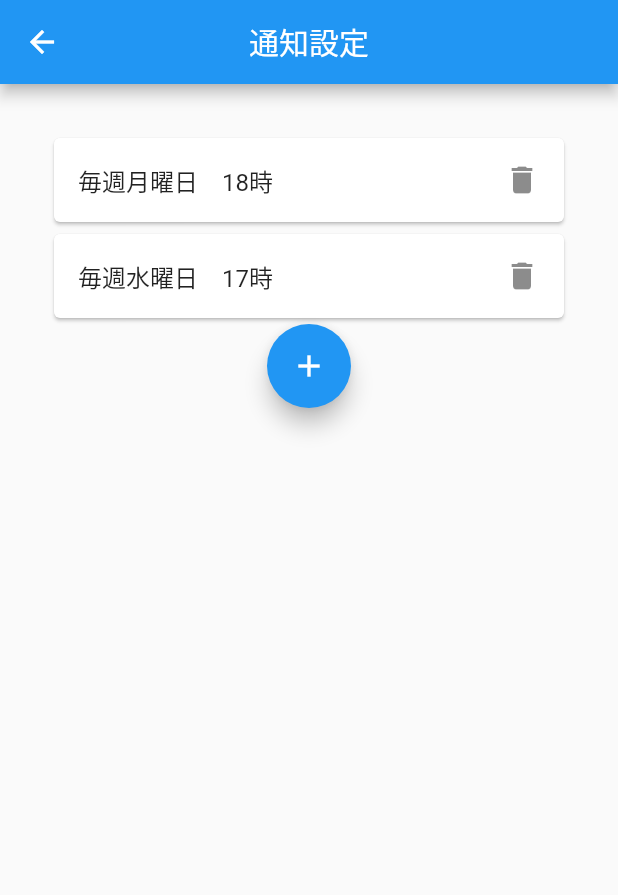
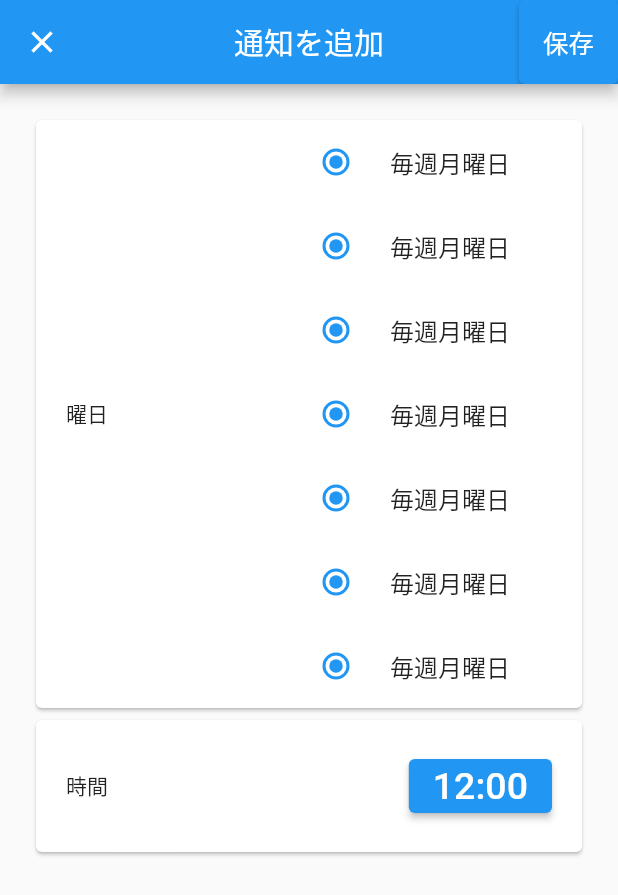
Before and after one commit to hmbl7graze/seasonal_inscription, a Flutter app: the SettingPage screen opened directly, after a tap on the "add" icon, on a phone screen of 412 x 824 dp. Shown: the top 895 px of the screen. Run offline on Flutter 3.47's test engine with Material 2 defaults, Android fonts, the phone set to English and light mode, and no system bars; our stand-ins replace flutter_hooks, flutter_sticky_header, hooks_riverpod.

Commit message:
通知追加画面を追加

```diff
--- /dev/null
+++ b/lib/custom_schedule_page.dart
@@ -0,0 +1,172 @@
+import 'package:flutter_hooks/flutter_hooks.dart';
+import 'package:hooks_riverpod/hooks_riverpod.dart';
+import 'package:flutter/material.dart';
+
+class CustomSchedulePage extends HookWidget {
+  @override
+  Widget build(BuildContext context) {
+    return Scaffold(
+      appBar: AppBar(
+        title: const Text('通知を追加'),
+        centerTitle: true,
+        actions: <Widget>[
+          ElevatedButton(
+            onPressed: () {},
+            child: const FittedBox(
+              fit: BoxFit.fitWidth,
+              child: Text(
+                '保存',
+                style: TextStyle(fontSize: 17),
+              ),
+            ),
+          )
+        ],
+      ),
+      body: Container(
+        padding: const EdgeInsets.all(20),
+        child: Center(
+          child: Column(
+            children: <Widget>[
+              _createWeekdaySelectCard(context),
+              Card(
+                child: Row(
+                  mainAxisAlignment: MainAxisAlignment.spaceBetween,
+                  children: <Widget>[
+                    Container(
+                      padding: const EdgeInsets.all(20),
+                      alignment: Alignment.topCenter,
+                      child: const Text('時間'),
+                    ),
+                    Container(
+                      padding: const EdgeInsets.all(20),
+                      child: ElevatedButton(
+                        onPressed: ()async {
+                          final t = await showTimePicker(
+                            context: context,
+                            initialTime: TimeOfDay.now(),
+                          );
+                          if(t != null){
+                            context.read(dateTimeProvider).state = t.toString();
+                          }
+                        },
+                        child: Text(useProvider(dateTimeProvider).state,
+                          style: const TextStyle(fontSize: 25),),
+                      )
+                    ),
+                  ]
+                )
+              )
+            ],
+          ),
+        ),
+      ),
+    );
+  }
+
+  Card _createWeekdaySelectCard(BuildContext context){
+    return Card(
+      child: Row(
+        mainAxisAlignment: MainAxisAlignment.spaceBetween,
+        children: <Widget>[
+          Container(
+            padding: const EdgeInsets.all(20),
+            child: const Text('曜日'),
+          ),
+          Column(
+            children: <Widget>[
+              SizedBox(
+                width: 200,
+                child: RadioListTile(
+                  controlAffinity: ListTileControlAffinity.leading,
+                  title: const Text('毎週月曜日'),
+                  value: 1,
+                  groupValue: useProvider(weekdayProvider).state,
+                  onChanged: (int value) => {
+                    context.read(weekdayProvider).state = value
+                  },
+                ),
+              ),
+              SizedBox(
+                width: 200,
+                child: RadioListTile(
+                  controlAffinity: ListTileControlAffinity.leading,
+                  title: const Text('毎週月曜日'),
+                  value: 1,
+                  groupValue: useProvider(weekdayProvider).state,
+                  onChanged: (int value) => {
+                    context.read(weekdayProvider).state = value
+                  },
+                ),
+              ),
+              SizedBox(
+                width: 200,
+                child: RadioListTile(
+                  controlAffinity: ListTileControlAffinity.leading,
+                  title: const Text('毎週月曜日'),
+                  value: 1,
+                  groupValue: useProvider(weekdayProvider).state,
+                  onChanged: (int value) => {
+                    context.read(weekdayProvider).state = value
+                  },
+                ),
+              ),
+              SizedBox(
+                width: 200,
+                child: RadioListTile(
+                  controlAffinity: ListTileControlAffinity.leading,
+                  title: const Text('毎週月曜日'),
+                  value: 1,
+                  groupValue: useProvider(weekdayProvider).state,
+                  onChanged: (int value) => {
+                    context.read(weekdayProvider).state = value
+                  },
+                ),
+              ),
+              SizedBox(
+                width: 200,
+                child: RadioListTile(
+                  controlAffinity: ListTileControlAffinity.leading,
+                  title: const Text('毎週月曜日'),
+                  value: 1,
+                  groupValue: useProvider(weekdayProvider).state,
+                  onChanged: (int value) => {
+                    context.read(weekdayProvider).state = value
+                  },
+                ),
+              ),
+              SizedBox(
+                width: 200,
+                child: RadioListTile(
+                  controlAffinity: ListTileControlAffinity.leading,
+                  title: const Text('毎週月曜日'),
+                  value: 1,
+                  groupValue: useProvider(weekdayProvider).state,
+                  onChanged: (int value) => {
+                    context.read(weekdayProvider).state = value
+                  },
+                ),
+              ),
+              SizedBox(
+                width: 200,
+                child: RadioListTile(
+                  controlAffinity: ListTileControlAffinity.leading,
+                  title: const Text('毎週月曜日'),
+                  value: 1,
+                  groupValue: useProvider(weekdayProvider).state,
+                  onChanged: (int value) => {
+                    context.read(weekdayProvider).state = value
+                  },
+                ),
+              ),
+            ],
+          )
+        ],
+      ),
+    );
+  }
+}
+
+//曜日はTZDateTimeの仕様に従って月曜日を１とする
+final weekdayProvider = StateProvider((ref) => 1);
+
+final dateTimeProvider = StateProvider((ref) => '12:00');
--- a/lib/main.dart
+++ b/lib/main.dart
@@ -1,6 +1,6 @@
 import 'package:flutter/material.dart';
+import 'package:hooks_riverpod/hooks_riverpod.dart';
 import 'mainpage.dart';
-import 'package:hooks_riverpod/hooks_riverpod.dart';
 
 void main() => runApp(ProviderScope(child: MyApp()));
 
--- a/lib/mainpage.dart
+++ b/lib/mainpage.dart
@@ -30,7 +30,7 @@ class MainPage extends StatelessWidget{
           SliverStickyHeader(
             header: Container(
               height: 60,
-              color: Colors.lightBlue,
+              color: Colors.lightGreen,
               padding: const EdgeInsets.symmetric(horizontal: 16),
               alignment: Alignment.centerLeft,
               child: const Text(
@@ -51,7 +51,7 @@ class MainPage extends StatelessWidget{
           SliverStickyHeader(
             header: Container(
               height: 60,
-              color: Colors.lightBlue,
+              color: Colors.lightGreen,
               padding: const EdgeInsets.symmetric(horizontal: 16),
               alignment: Alignment.centerLeft,
               child: const Text(
@@ -72,7 +72,7 @@ class MainPage extends StatelessWidget{
           SliverStickyHeader(
             header: Container(
               height: 60,
-              color: Colors.lightBlue,
+              color: Colors.lightGreen,
               padding: const EdgeInsets.symmetric(horizontal: 16),
               alignment: Alignment.centerLeft,
               child: const Text(
@@ -93,7 +93,7 @@ class MainPage extends StatelessWidget{
           SliverStickyHeader(
             header: Container(
               height: 60,
-              color: Colors.lightBlue,
+              color: Colors.lightGreen,
               padding: const EdgeInsets.symmetric(horizontal: 16),
               alignment: Alignment.centerLeft,
               child: const Text(
@@ -114,7 +114,7 @@ class MainPage extends StatelessWidget{
           SliverStickyHeader(
             header: Container(
               height: 60,
-              color: Colors.lightBlue,
+              color: Colors.lightGreen,
               padding: const EdgeInsets.symmetric(horizontal: 16),
               alignment: Alignment.centerLeft,
               child: const Text(
@@ -135,7 +135,7 @@ class MainPage extends StatelessWidget{
           SliverStickyHeader(
             header: Container(
               height: 60,
-              color: Colors.lightBlue,
+              color: Colors.lightGreen,
               padding: const EdgeInsets.symmetric(horizontal: 16),
               alignment: Alignment.centerLeft,
               child: const Text(
@@ -156,7 +156,7 @@ class MainPage extends StatelessWidget{
           SliverStickyHeader(
             header: Container(
               height: 60,
-              color: Colors.lightBlue,
+              color: Colors.lightGreen,
               padding: const EdgeInsets.symmetric(horizontal: 16),
               alignment: Alignment.centerLeft,
               child: const Text(
@@ -177,7 +177,7 @@ class MainPage extends StatelessWidget{
           SliverStickyHeader(
             header: Container(
               height: 60,
-              color: Colors.lightBlue,
+              color: Colors.lightGreen,
               padding: const EdgeInsets.symmetric(horizontal: 16),
               alignment: Alignment.centerLeft,
               child: const Text(
@@ -198,7 +198,7 @@ class MainPage extends StatelessWidget{
           SliverStickyHeader(
             header: Container(
               height: 60,
-              color: Colors.lightBlue,
+              color: Colors.lightGreen,
               padding: const EdgeInsets.symmetric(horizontal: 16),
               alignment: Alignment.centerLeft,
               child: const Text(
@@ -219,7 +219,7 @@ class MainPage extends StatelessWidget{
           SliverStickyHeader(
             header: Container(
               height: 60,
-              color: Colors.lightBlue,
+              color: Colors.lightGreen,
               padding: const EdgeInsets.symmetric(horizontal: 16),
               alignment: Alignment.centerLeft,
               child: const Text(
@@ -240,7 +240,7 @@ class MainPage extends StatelessWidget{
           SliverStickyHeader(
             header: Container(
               height: 60,
-              color: Colors.lightBlue,
+              color: Colors.lightGreen,
               padding: const EdgeInsets.symmetric(horizontal: 16),
               alignment: Alignment.centerLeft,
               child: const Text(
@@ -261,7 +261,7 @@ class MainPage extends StatelessWidget{
           SliverStickyHeader(
             header: Container(
               height: 60,
-              color: Colors.lightBlue,
+              color: Colors.lightGreen,
               padding: const EdgeInsets.symmetric(horizontal: 16),
               alignment: Alignment.centerLeft,
               child: const Text(
--- a/lib/settingpage.dart
+++ b/lib/settingpage.dart
@@ -1,4 +1,5 @@
 import 'package:flutter/material.dart';
+import 'custom_schedule_page.dart';
 
 class SettingPage extends StatelessWidget {
   @override
@@ -9,7 +10,7 @@ class SettingPage extends StatelessWidget {
         centerTitle: true,
       ),
       body: Container(
-        padding: EdgeInsets.all(32.0),
+        padding: const EdgeInsets.all(32),
         child: Center(
           child: Column(
             children: <Widget>[
@@ -26,7 +27,13 @@ class SettingPage extends StatelessWidget {
                   )
               ),
               FloatingActionButton(
-                onPressed: () {},
+                onPressed: () =>  Navigator.push(
+                  context,
+                  MaterialPageRoute<void>(
+                    builder: (context) => CustomSchedulePage(),
+                    fullscreenDialog: true,
+                  ),
+                ),
                 child: const Icon(Icons.add),
               )
             ],
```
